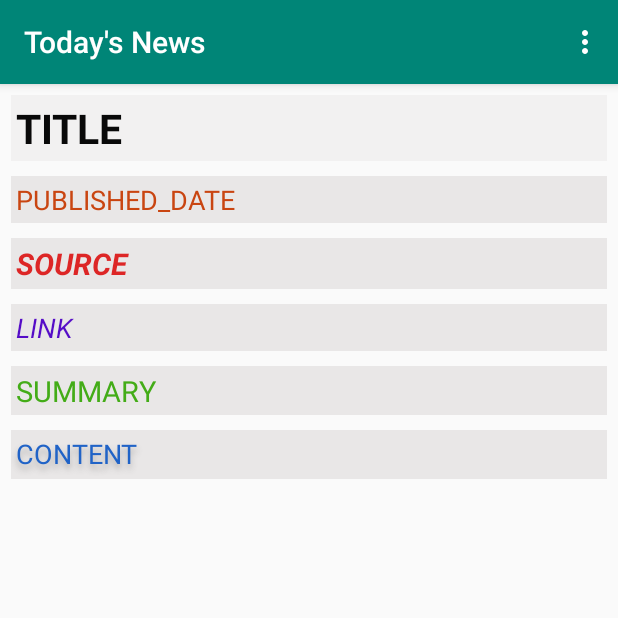
After one commit to sahilshelangia/Integrated-Agricultural-App, an Android app: the FullNews screen opened directly, with no data from a screen before it, on a phone screen of 412 x 824 dp, the top half of it. The commit adds this screen. Run offline under Robolectric (Android 15) with nearby library versions, the phone set to English and light mode, and no system bars; libraries missing offline, so code that uses them is left out: com.parse; 4 statements that could not run were skipped.

Commit message:
news module successfully integrated

```diff
--- a/app/build.gradle
+++ b/app/build.gradle
@@ -23,6 +23,9 @@ dependencies {
     implementation 'com.android.support:appcompat-v7:28.0.0'
     implementation 'com.android.support.constraint:constraint-layout:1.1.3'
     implementation 'com.google.android.gms:play-services-maps:17.0.0'
+    implementation 'androidx.appcompat:appcompat:1.0.2'
+    implementation 'androidx.constraintlayout:constraintlayout:1.1.3'
+    implementation 'com.google.android.material:material:1.0.0'
     testImplementation 'junit:junit:4.12'
     implementation 'com.parse.bolts:bolts-android:1.4.0'
     implementation 'com.github.parse-community.Parse-SDK-Android:parse:1.18.5'
--- /dev/null
+++ b/app/src/main/java/com/example/integratedagricultureapp/FullNews.java
@@ -0,0 +1,144 @@
+package com.example.integratedagricultureapp;
+
+import androidx.appcompat.app.AppCompatActivity;
+
+import android.content.Intent;
+import android.os.AsyncTask;
+import android.os.Bundle;
+import android.util.Log;
+import android.view.Menu;
+import android.view.MenuInflater;
+import android.view.MenuItem;
+import android.widget.TextView;
+
+import com.parse.ParseUser;
+
+import org.json.JSONArray;
+import org.json.JSONException;
+import org.json.JSONObject;
+
+import java.io.IOException;
+import java.io.InputStream;
+import java.io.InputStreamReader;
+import java.net.HttpURLConnection;
+import java.net.MalformedURLException;
+import java.net.URL;
+
+public class FullNews extends AppCompatActivity {
+    TextView txt4;
+    TextView txt5;
+    TextView txt6;
+    TextView txt7;
+    TextView txt8;
+    TextView txt9;
+    @Override
+    public boolean onCreateOptionsMenu(Menu menu) {
+        MenuInflater menuInflater=getMenuInflater();
+        menuInflater.inflate(R.menu.menu_option,menu);
+        return super.onCreateOptionsMenu(menu);
+    }
+
+    @Override
+    public boolean onOptionsItemSelected(MenuItem item) {
+        if(item.getItemId()==R.id.logout){
+            ParseUser.logOut();
+            Intent intent=new Intent(getApplicationContext(),MainActivity.class);
+            startActivity(intent);
+        }
+        return super.onOptionsItemSelected(item);
+    }
+
+    public class DownloadTask extends AsyncTask<String, Void, String> {
+
+        @Override
+        protected String doInBackground(String... urls) {
+
+            String result = "";
+            URL url;
+            HttpURLConnection urlConnection;
+
+            try {
+                url = new URL(urls[0]);
+                urlConnection = (HttpURLConnection) url.openConnection();
+                InputStream in = urlConnection.getInputStream();
+                InputStreamReader reader = new InputStreamReader(in);
+
+                int data = reader.read();
+                while (data != -1) {
+                    char c = (char) data;
+                    result += c;
+                    data = reader.read();
+                }
+
+                //   Log.i("ResultGot",result);
+                return result;
+
+            } catch (MalformedURLException e) {
+                e.printStackTrace();
+                Log.i("Hai", "hello");
+            } catch (IOException e) {
+                e.printStackTrace();
+                Log.i("Hai2", "hello2");
+            }
+            return null;
+        }
+
+        @Override
+        protected void onPostExecute(String result) {
+            super.onPostExecute(result);
+
+
+            String htmlText = " %s ";
+
+
+            try {
+                JSONArray arr = new JSONArray(result);
+                JSONObject jsonObject = arr.getJSONObject(0);
+                if(jsonObject.length()>0) {
+                    if (jsonObject.getString("title") != null) {
+
+                        txt4.setText(jsonObject.getString("title"));
+                    }
+                    if (jsonObject.getString("published_date") != null) {
+                        txt5.setText(jsonObject.getString("published_date"));
+                    }
+                    if (jsonObject.getString("source") != null) {
+                        txt6.setText(jsonObject.getString("source"));
+                    }
+                    if (jsonObject.getString("link") != null) {
+                        txt7.setText(jsonObject.getString("link"));
+                    }
+                    if (jsonObject.getString("summary") != null) {
+                        txt8.setText(jsonObject.getString("summary"));
+                    }
+                    if (jsonObject.getString("content") != null) {
+                        txt9.setText(jsonObject.getString("content"));
+                    }
+                }
+            } catch (JSONException e) {
+                e.printStackTrace();
+            }
+        }
+    }
+    @Override
+    protected void onCreate(Bundle savedInstanceState) {
+        super.onCreate(savedInstanceState);
+        setContentView(R.layout.activity_full_news);
+        setTitle("Today's News");
+        Intent intent=getIntent();
+        String data = intent.getExtras().getString("id");
+        String url ="http://192.168.33.197:8000/news/api/list-news/?q="+data+"&format=json";
+
+        Log.i("url", url);
+
+        txt4 = (TextView) findViewById(R.id.textView4);
+        txt5 = (TextView) findViewById(R.id.textView5);
+        txt6 = (TextView) findViewById(R.id.textView6);
+        txt7 = (TextView) findViewById(R.id.textView7);
+        txt8 = (TextView) findViewById(R.id.textView8);
+        txt9 = (TextView) findViewById(R.id.textView9);
+
+        DownloadTask task = new DownloadTask();
+        task.execute(url);
+    }
+}
--- a/app/src/main/java/com/example/integratedagricultureapp/menu.java
+++ b/app/src/main/java/com/example/integratedagricultureapp/menu.java
@@ -13,6 +13,10 @@ import com.parse.ParseUser;
 
 public class menu extends AppCompatActivity {
 
+    public void headLines(View view){
+        Intent intent=new Intent(getApplicationContext(),AllNews.class);
+        startActivity(intent);
+    }
     public void nearByAgriStore(View view){
         Intent intent=new Intent(getApplicationContext(),NearByAgriStore.class);
         startActivity(intent);
--- /dev/null
+++ b/app/src/main/res/layout/activity_full_news.xml
@@ -0,0 +1,99 @@
+<?xml version="1.0" encoding="utf-8"?>
+
+<androidx.constraintlayout.widget.ConstraintLayout xmlns:android="http://schemas.android.com/apk/res/android"
+    xmlns:tools="http://schemas.android.com/tools"
+    android:layout_width="match_parent"
+    android:layout_height="match_parent"
+    tools:context=".FullNews">
+
+    <ScrollView
+        android:layout_width="match_parent"
+        android:layout_height="match_parent"
+        android:fillViewport="true">
+
+        <LinearLayout
+            android:layout_width="match_parent"
+            android:layout_height="wrap_content"
+            android:orientation="vertical"
+            android:padding="7dp">
+
+            <TextView
+                android:id="@+id/textView4"
+                android:layout_width="match_parent"
+                android:layout_height="wrap_content"
+                android:background="#23BEB6B6"
+                android:padding="3dp"
+                android:text="TITLE"
+                android:textColor="#090909"
+                android:textSize="27sp"
+                android:textStyle="bold" />
+
+            <TextView
+                android:id="@+id/textView5"
+                android:layout_width="match_parent"
+                android:layout_height="wrap_content"
+                android:layout_marginTop="10dp"
+                android:background="#4ABEB5B5"
+                android:padding="3dp"
+                android:text="PUBLISHED_DATE"
+                android:textColor="#C94511"
+                android:textSize="18sp" />
+
+            <TextView
+                android:id="@+id/textView6"
+                android:layout_width="match_parent"
+                android:layout_height="wrap_content"
+                android:layout_marginTop="10dp"
+                android:background="#4ABEB5B5"
+                android:padding="3dp"
+                android:text="SOURCE"
+                android:textColor="#EBDB1616"
+                android:textSize="20sp"
+                android:textStyle="bold|italic" />
+
+            <TextView
+                android:id="@+id/textView7"
+                android:layout_width="match_parent"
+                android:layout_height="wrap_content"
+                android:layout_marginTop="10dp"
+                android:background="#4ABEB5B5"
+                android:padding="3dp"
+                android:text="LINK"
+                android:textColor="#550CC7"
+                android:textSize="18sp"
+                android:textStyle="italic" />
+
+            <TextView
+                android:id="@+id/textView8"
+                android:layout_width="match_parent"
+                android:layout_height="wrap_content"
+                android:layout_marginTop="10dp"
+                android:background="#4ABEB5B5"
+                android:breakStrategy="high_quality"
+                android:padding="3dp"
+                android:text="SUMMARY"
+                android:textColor="#43AC17"
+                android:textSize="19sp"
+                android:textStyle="normal" />
+
+            <TextView
+                android:id="@+id/textView9"
+                android:layout_width="match_parent"
+                android:layout_height="wrap_content"
+                android:layout_marginTop="10dp"
+                android:autoSizeStepGranularity="2sp"
+                android:autoSizeTextType="uniform"
+                android:background="#4ABEB5B5"
+                android:breakStrategy="high_quality"
+                android:lineSpacingExtra="5sp"
+                android:padding="3dp"
+                android:shadowColor="#D8A3A0A0"
+                android:shadowDy="5"
+                android:shadowRadius="5"
+                android:text="CONTENT"
+                android:textColor="#2063C7"
+                android:textSize="19sp" />
+
+        </LinearLayout>
+    </ScrollView>
+</androidx.constraintlayout.widget.ConstraintLayout>
--- a/app/src/main/res/layout/activity_menu.xml
+++ b/app/src/main/res/layout/activity_menu.xml
@@ -90,10 +90,11 @@
                 android:layout_width="wrap_content"
                 android:layout_height="wrap_content"
                 android:layout_weight="1"
+                android:background="@drawable/customborder"
                 android:clickable="true"
+                android:onClick="headLines"
                 android:padding="20dp"
-                app:srcCompat="@drawable/news"
-                android:background="@drawable/customborder"/>
+                app:srcCompat="@drawable/news" />
         </LinearLayout>
 
         <LinearLayout
--- a/app/src/main/res/values/strings.xml
+++ b/app/src/main/res/values/strings.xml
@@ -3,4 +3,5 @@
     <string name="title_activity_crop_disease">CropDisease</string>
     <string name="title_activity_disease_detail">DiseaseDetail</string>
     <string name="title_activity_near_by_agri_store">Map</string>
+    <string name="title_activity_head_lines">HeadLines</string>
 </resources>
```
Also changed, not shown: app/src/main/AndroidManifest.xml (+10 -7 lines), app/src/main/java/com/example/integratedagricultureapp/AllNews.java (added, +216 -0 lines), app/src/main/res/layout/activity_all_news.xml (added, +20 -0 lines).
